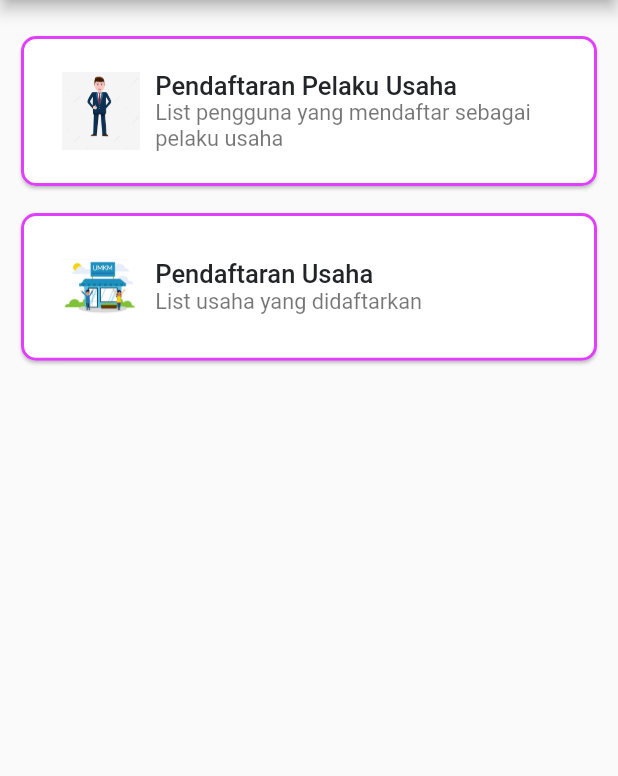
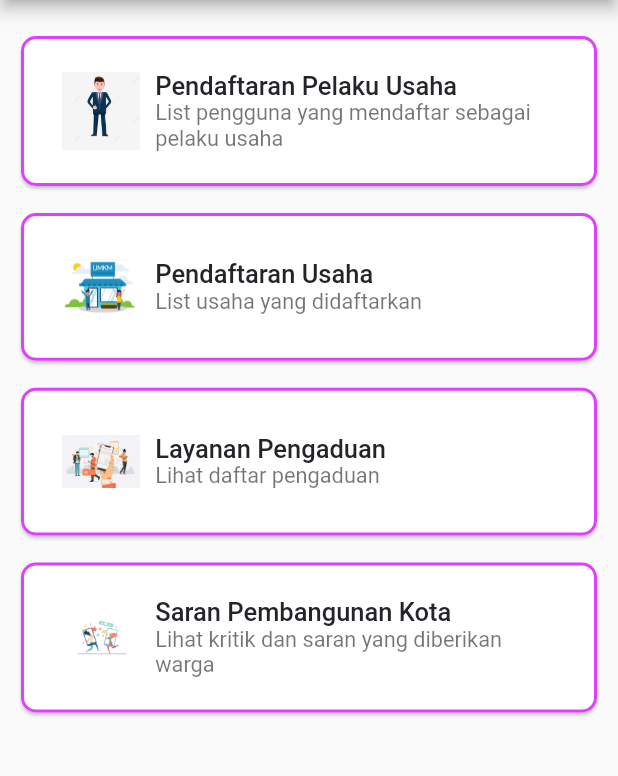
Before and after one commit to pbp-group-assignments/si-solo-mobile, a Flutter app: the LandingAdminPage screen opened directly, on a phone screen of 412 x 824 dp, the part 84-860 px from its top. Run offline on Flutter 3.47's test engine with Material 2 defaults, Android fonts, the phone set to English and light mode, and no system bars; drawn by our look-alikes of getwidget; our stand-ins replace dropdown_button2, google_fonts.

Commit message:
Add Pengaduan & Saran Page

```diff
--- /dev/null
+++ b/lib/admin/page/list_kritik_saran.dart
@@ -0,0 +1,12 @@
+import 'package:flutter/material.dart';
+import 'package:si_solo/drawer_admin.dart';
+import 'package:si_solo/admin/util/fetch_kritik_saran.dart';
+import 'package:getwidget/components/list_tile/gf_list_tile.dart';
+
+class ListKritikSaranPage extends StatefulWidget {
+  const ListKritikSaranPage({super.key, required this.index});
+  final int index;
+
+  @override
+  State<ListKritikSaranPage> createState() => _ListKritikSaranPage(index);
+}
--- /dev/null
+++ b/lib/admin/page/list_pengaduan.dart
@@ -0,0 +1,12 @@
+import 'package:flutter/material.dart';
+import 'package:si_solo/drawer_admin.dart';
+import 'package:si_solo/admin/util/fetch_pengaduan.dart';
+import 'package:getwidget/components/list_tile/gf_list_tile.dart';
+
+class ListPengaduanPage extends StatefulWidget {
+  const ListPengaduanPage({super.key, required this.index});
+  final int index;
+
+  @override
+  State<ListPengaduanPage> createState() => _ListPengaduanPage(index);
+}
--- /dev/null
+++ b/lib/admin/util/fetch_list_kritik_saran.dart
@@ -0,0 +1,3 @@
+import 'package:http/http.dart' as http;
+import 'dart:convert';
+import 'package:si_solo/saran_pembangunan_kota/model/kritik_saran.dart';
--- /dev/null
+++ b/lib/admin/util/fetch_list_pengaduan.dart
@@ -0,0 +1,3 @@
+import 'package:http/http.dart' as http;
+import 'dart:convert';
+import 'package:si_solo/layanan_pengaduan/model/pengaduan.dart';
--- a/lib/drawer_admin.dart
+++ b/lib/drawer_admin.dart
@@ -34,6 +34,24 @@ Drawer buildDrawer(BuildContext context) {
             );
           }
         ),
+        ListTile(
+          title: const Text('List Pengaduan'),
+          onTap: () {
+            Navigator.pushReplacement(
+              context,
+              MaterialPageRoute(builder: (context) => const ListPengaduanPage(index: 0,))
+            );
+          }
+        ),
+        ListTile(
+          title: const Text('List Kritik Saran'),
+          onTap: () {
+            Navigator.pushReplacement(
+              context,
+              MaterialPageRoute(builder: (context) => const ListKritikSaranPage(index: 0,))
+            );
+          }
+        ),
       ]
     )
   );
--- a/lib/landing_page_admin.dart
+++ b/lib/landing_page_admin.dart
@@ -78,6 +78,60 @@ class _LandingAdminPage extends State<LandingAdminPage> {
                       ),
                     ),
                   ),
+
+                  const SizedBox(height: 10,),
+
+                  Card(
+                    shape: RoundedRectangleBorder(
+                      borderRadius: BorderRadius.circular(10),
+                      side: BorderSide(color: Colors.purpleAccent, width: 2,),
+                    ),
+
+                    child: Container(
+                      padding: const EdgeInsets.symmetric(horizontal: 3, vertical: 7),
+                      child: GFListTile(
+                        avatar: GFAvatar(
+                          child: Image.asset('assets/images/pengaduan_cover.jpg'),
+                          backgroundColor: Colors.white,
+                        ),
+                        titleText: 'Layanan Pengaduan',
+                        subTitleText: 'Lihat daftar pengaduan',
+                        onTap: () {
+                          Navigator.pushReplacement(
+                            context,
+                            MaterialPageRoute(builder: (context) => const ListPengaduanPage(index: 0,))
+                          );
+                        },
+                      ),
+                    ),
+                  ),
+
+                  const SizedBox(height: 10,),
+
+                  Card(
+                    shape: RoundedRectangleBorder(
+                      borderRadius: BorderRadius.circular(10),
+                      side: BorderSide(color: Colors.purpleAccent, width: 2,),
+                    ),
+
+                    child: Container(
+                      padding: const EdgeInsets.symmetric(horizontal: 3, vertical: 7),
+                      child: GFListTile(
+                        avatar: GFAvatar(
+                          child: Image.asset('assets/images/saran_pembangunan_cover.jpg'),
+                          backgroundColor: Colors.white,
+                        ),
+                        titleText: 'Saran Pembangunan Kota',
+                        subTitleText: 'Lihat kritik dan saran yang diberikan warga',
+                        onTap: () {
+                          Navigator.pushReplacement(
+                            context,
+                            MaterialPageRoute(builder: (context) => const ListKritikSaranPage(index: 0,))
+                          );
+                        },
+                      ),
+                    ),
+                  ),
                 ],
               )
             )
--- /dev/null
+++ b/lib/layanan_pengaduan/model/pengaduan.dart
@@ -0,0 +1,25 @@
+import 'dart:convert';
+
+List<Pengaduan> PengaduanFromJson(String str) => List<Pengaduan>.from(json.decode(str).map((x) => Pengaduan.fromJson(x)));
+
+String PengaduanToJson(List<Pengaduan> data) => json.encode(List<dynamic>.from(data.map((x) => x.toJson())));
+
+class Pengaduan{
+  String masalah;
+  String deskripsiMasalah;
+
+  Pengaduan({
+    required this.masalah,
+    required this.deskripsiMasalah,
+  });
+
+  factory Pengaduan.fromJson(Map<String, dynamic> json) => Pengaduan(
+    masalah: json["fields"]["masalah"],
+    deskripsiMasalah: json["fields"]["deskripsiMasalah"],
+  );
+
+  Map<String, dynamic> toJson() =>{
+    "masalah": masalah,
+    "deskripsiMasalah": deskripsiMasalah,
+  };
+}
```
Also changed, not shown: lib/drawer_pengguna.dart (+20 -0 lines), lib/layanan_pengaduan/page/form_pengaduan.dart (added, +124 -0 lines), lib/layanan_pengaduan/util/fetch_pengaduan.dart (added, +14 -0 lines), lib/saran_pembangunan_kota/model/kritik_saran.dart (added, +29 -0 lines), lib/saran_pembangunan_kota/page/form_kritik_saran.dart (added, +151 -0 lines), lib/saran_pembangunan_kota/util/fetch_kritik_saran.dart (added, +15 -0 lines), assets/images/pengaduan_cover.jpg (added), assets/images/saran_pembangunan_cover.jpg (added).
